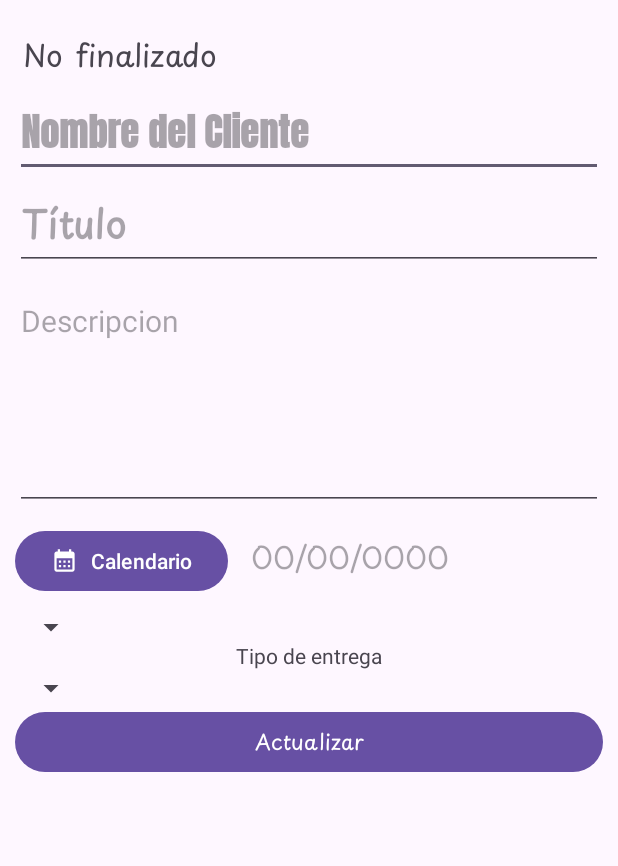
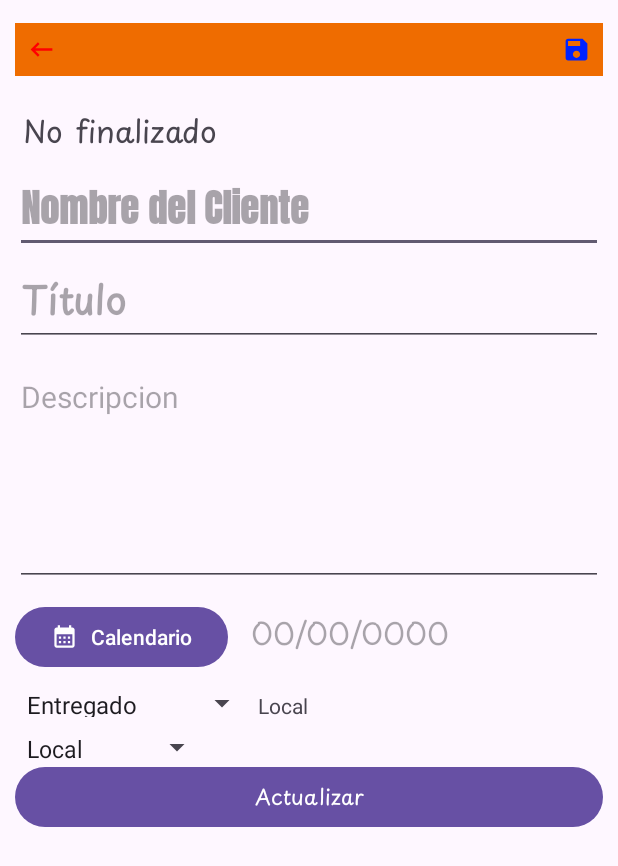
Before and after one commit to Xenia24/OrderEase, an Android app: the Actualizar_Pedidos screen opened directly, with no data from a screen before it, on a phone screen of 412 x 824 dp. Shown: the top 866 px of the screen. Run offline under Robolectric (Android 15) with nearby library versions, the light colour scheme and no system bars; 8 statements that could not run were skipped.

Commit message:
Actualizar_N

```diff
--- a/app/src/main/java/com/example/agenda_panaderia/Pedidos/Actualizar_Pedidos.java
+++ b/app/src/main/java/com/example/agenda_panaderia/Pedidos/Actualizar_Pedidos.java
@@ -1,46 +1,27 @@
 package com.example.agenda_panaderia.Pedidos;
 
-import androidx.annotation.NonNull;
 import androidx.appcompat.app.AppCompatActivity;
 
-import android.app.DatePickerDialog;
-import android.content.Intent;
 import android.os.Bundle;
 import android.view.View;
 import android.widget.AdapterView;
 import android.widget.ArrayAdapter;
 import android.widget.Button;
-import android.widget.DatePicker;
 import android.widget.EditText;
-import android.widget.ImageView;
 import android.widget.RadioButton;
 import android.widget.RadioGroup;
 import android.widget.Spinner;
 import android.widget.TextView;
-import android.widget.Toast;
 
-import com.example.agenda_panaderia.Menu_Principal;
 import com.example.agenda_panaderia.R;
-import com.google.firebase.auth.FirebaseAuth;
-import com.google.firebase.auth.FirebaseUser;
-import com.google.firebase.database.DataSnapshot;
-import com.google.firebase.database.DatabaseError;
-import com.google.firebase.database.DatabaseReference;
-import com.google.firebase.database.FirebaseDatabase;
-import com.google.firebase.database.Query;
-import com.google.firebase.database.ValueEventListener;
 
-import java.util.Calendar;
+public class Actualizar_Pedidos extends AppCompatActivity implements AdapterView.OnItemSelectedListener, AdapterView.OnItemClickListener {
+    TextView Id_nota_A, Uid_Usuario_A, Fecha_registro_A, Estado_A, Fecha_A, Estado_nuevo, Estado_nuevo2;
+    EditText Titulo_A,Descripcion_A;
+    Button Btn_Calendario_A;
 
-public class Actualizar_Pedidos extends AppCompatActivity{
-    TextView Id_pedido_A, Uid_Usuario_A, Fecha_registro_A, Estado_A, Fecha_A, Estado_nuevo;
-    EditText Titulo_A,Descripcion_A, Nombre_Cliente_A;
-    Button Btn_Calendario_A, Btn_Actualizar_P_A;
-    RadioGroup formaRadioGroup2;
-    RadioButton Local2, Domicilio2;
     Spinner Spinner_estado, Spinner_estado_2;
-
-    String id_pedido_R, uid_usuario_R,nombre_R , fecha_registro_R, estado_R, fecha_R,estado_n_R, titulo_R,descripcion_R;
+    String id_pedido_R, uid_usuario_R, fecha_registro_R, estado_P_R, fecha_R,estado_n_R, titulo_R,descripcion_R,tipo_pedido_R;
 
     @Override
     protected void onCreate(Bundle savedInstanceState) {
@@ -49,10 +30,11 @@ public class Actualizar_Pedidos extends AppCompatActivity{
         InicializarVistas();
         RecuperarDatos();
         SetearDatos();
-
+        Spinner_Estado();
+        Spinner_Pedido();
     }
     private void InicializarVistas(){
-        Id_pedido_A =findViewById(R.id.Id_pedido_A);
+        Id_nota_A =findViewById(R.id.Id_pedido_A);
         Uid_Usuario_A=findViewById(R.id.Uid_Usuario_A);
         Estado_A=findViewById(R.id.Estado_A);
         Fecha_A=findViewById(R.id.Fecha_A);
@@ -60,41 +42,86 @@ public class Actualizar_Pedidos extends AppCompatActivity{
         Titulo_A=findViewById(R.id.Titulo_A);
         Descripcion_A=findViewById(R.id.Descripcion_A);
         Btn_Calendario_A=findViewById(R.id.Btn_Calendario_A);
-        Nombre_Cliente_A=findViewById(R.id.Nombre_Cliente_A);
-//        formaRadioGroup2=findViewById(R.id.formaRadioGroup2);
-//        Local2=findViewById(R.id.Local2);
-//        Domicilio2=findViewById(R.id.Domicilio2);
+        Spinner_estado_2=findViewById(R.id.Spinner_estado_2);
         Spinner_estado=findViewById(R.id.Spinner_estado);
-        Spinner_estado_2=findViewById(R.id.Spinner_estado_2);
         Fecha_registro_A=findViewById(R.id.Fecha_registro_A);
-        Btn_Actualizar_P_A = findViewById(R.id.Btn_Actualizar_P_A);
-
-
-
+        Estado_nuevo2=findViewById(R.id.Estado_nuevo2);
     }
     private void RecuperarDatos(){
         Bundle intent= getIntent().getExtras();
         id_pedido_R= intent.getString("id_pedido");
         uid_usuario_R= intent.getString("uid_usuario");
-        nombre_R = intent.getString("nombre_usuario");
         fecha_registro_R= intent.getString("fecha_registro");
         estado_n_R= intent.getString("estado");
         fecha_R= intent.getString("fecha_pedido");
         titulo_R= intent.getString("titulo");
         descripcion_R= intent.getString("descripcion");
+        tipo_pedido_R=intent.getString("forma_entrega");
 
 
     }
     private void  SetearDatos(){
-        Id_pedido_A.setText(id_pedido_R);
+        Id_nota_A.setText(id_pedido_R);
         Uid_Usuario_A.setText(uid_usuario_R);
-        Nombre_Cliente_A.setText(nombre_R);
         Fecha_A.setText(fecha_R);
         Fecha_registro_A.setText(fecha_registro_R);
         Estado_nuevo.setText(estado_n_R);
         Fecha_A.setText(fecha_R);
         Titulo_A.setText(titulo_R);
         Descripcion_A.setText(descripcion_R);
+        Estado_nuevo2.setText(tipo_pedido_R);
+
+
+
+    }
+    private void Spinner_Estado(){
+        ArrayAdapter<CharSequence> adapter = ArrayAdapter.createFromResource(this,
+                R.array.Estados_pedido, android.R.layout.simple_spinner_item);
+        adapter.setDropDownViewResource(android.R.layout.simple_spinner_dropdown_item);
+        Spinner_estado.setAdapter(adapter);
+        Spinner_estado.setOnItemSelectedListener(this);
+
+
     }
 
+    @Override
+    public void onItemSelected(AdapterView<?> adapterView, View view, int i, long l) {
+        String ESTADO_ACTUAL = Estado_A.getText().toString();
+
+
+        String Posicion_1 = adapterView.getItemAtPosition(1).toString();
+
+        String estado_seleccionado = adapterView.getItemAtPosition(i).toString();
+        Estado_nuevo.setText(estado_seleccionado);
+
+        if (ESTADO_ACTUAL.equals("Entregado")){
+            Estado_nuevo.setText(Posicion_1);
+        }
+
+    }
+
+    @Override
+    public void onNothingSelected(AdapterView<?> parent) {
+
+    }
+    private void Spinner_Pedido(){
+
+        ArrayAdapter<CharSequence> adapter2=ArrayAdapter.createFromResource(this,R.array.Estados_pedido2, android.R.layout.simple_spinner_item);
+        adapter2.setDropDownViewResource(android.R.layout.simple_spinner_dropdown_item);
+        Spinner_estado_2.setAdapter(adapter2);
+        Spinner_estado_2.setOnItemSelectedListener(this);
+    }
+
+
+    @Override
+    public void onItemClick(AdapterView<?> adapterView, View view, int position, long id) {
+        String Estado_Pedido= Estado_nuevo2.getText().toString();
+        String Posicion_2= adapterView.getItemAtPosition(2).toString();
+        String estado_seleccionado2= adapterView.getItemAtPosition(position).toString();
+        Estado_nuevo2.setText(estado_seleccionado2);
+        if (Estado_Pedido.equals("Local")){
+            Estado_nuevo2.setText(Posicion_2);
+
+        }
+    }
 }
--- a/app/src/main/java/com/example/agenda_panaderia/Pedidos/Detalle_Pedido.java
+++ b/app/src/main/java/com/example/agenda_panaderia/Pedidos/Detalle_Pedido.java
@@ -25,7 +25,7 @@ import java.util.HashMap;
 public class Detalle_Pedido extends AppCompatActivity {
 
     String id_pedido, uid_usuario, nombre_usuario,fecha_registro, titulo, descripcion, fecha_pedido, forma_entrega,estado;
-    TextView Id_Pedido_Detalle, Id_Usuario_Detalle, Nombre_Detalle, Titulo_Detalle, Descripcion_Detalle, Fecha_Registro_Detalle, Fecha_Pedido_Detalle, Estado_Detalle;
+    TextView Id_Pedido_Detalle, Id_Usuario_Detalle, Nombre_Detalle, Titulo_Detalle, Descripcion_Detalle, Fecha_Registro_Detalle, Fecha_Pedido_Detalle, Estado_Detalle,Forma_entrega;
 
     FirebaseAuth firebaseAuth;
     Button Importante;
@@ -62,6 +62,7 @@ public class Detalle_Pedido extends AppCompatActivity {
         Fecha_Pedido_Detalle=findViewById(R.id.Fecha_Pedido_Detalle);
         Estado_Detalle=findViewById(R.id.Estado_Detalle);
         Importante = findViewById(R.id.Importantes);
+        Forma_entrega=findViewById(R.id.Forma_entrega);
 
 
 
@@ -91,6 +92,7 @@ public class Detalle_Pedido extends AppCompatActivity {
         Fecha_Registro_Detalle.setText(fecha_registro);
         Fecha_Pedido_Detalle.setText(fecha_pedido);
         Estado_Detalle.setText(estado);
+        Forma_entrega.setText(forma_entrega);
     }
 
     private void pedidos_importantes() {
--- a/app/src/main/res/layout/activity_actualizar_pedidos.xml
+++ b/app/src/main/res/layout/activity_actualizar_pedidos.xml
@@ -11,6 +11,35 @@
         android:layout_height="wrap_content"
         android:orientation="vertical"
         android:padding="10dp">
+        <androidx.constraintlayout.widget.ConstraintLayout
+            android:layout_width="match_parent"
+            android:layout_height="35dp"
+            android:layout_marginTop="5dp"
+            android:layout_marginBottom="10dp"
+            android:background="@color/md_orange_800"
+            app:layout_constraintEnd_toEndOf="parent"
+            app:layout_constraintTop_toTopOf="parent">
+
+            <ImageView
+                android:id="@+id/regresar"
+                android:layout_width="35dp"
+                android:layout_height="35dp"
+                android:padding="8dp"
+                android:src="@drawable/back"
+                app:layout_constraintStart_toStartOf="parent"
+                app:layout_constraintTop_toTopOf="parent"
+                />
+
+            <ImageView
+                android:id="@+id/Agregar_Pedido"
+                android:layout_width="35dp"
+                android:layout_height="35dp"
+                android:padding="8dp"
+                android:src="@drawable/save"
+                app:layout_constraintEnd_toEndOf="parent"
+                app:layout_constraintTop_toTopOf="parent"
+                />
+        </androidx.constraintlayout.widget.ConstraintLayout>
 
         <!--ID PEDIDO-->
         <TextView
@@ -74,6 +103,7 @@
                 android:layout_marginStart="5dp"
                 android:layout_width="wrap_content"
                 android:layout_height="wrap_content"/>
+
 
         </androidx.appcompat.widget.LinearLayoutCompat>
 
@@ -154,36 +184,24 @@
 
         </androidx.appcompat.widget.LinearLayoutCompat>
 
-        <TextView
-            android:layout_width="wrap_content"
+        <androidx.appcompat.widget.LinearLayoutCompat
+            android:layout_width="match_parent"
             android:layout_height="wrap_content"
-            android:layout_gravity="center"
-            android:text="Tipo de entrega"/>
+            android:orientation="horizontal"
+            android:layout_marginTop="10dp">
 
         <Spinner
             android:id="@+id/Spinner_estado_2"
             android:layout_width="wrap_content"
             android:layout_height="match_parent"/>
+        <TextView
+            android:id="@+id/Estado_nuevo2"
+            android:text="@string/Estado_nuevo"
+            android:layout_width="wrap_content"
+            android:layout_height="wrap_content"/>
+    </androidx.appcompat.widget.LinearLayoutCompat>
 
-        <!--        <RadioGroup-->
-<!--            android:id="@+id/formaRadioGroup2"-->
-<!--            android:layout_gravity="center"-->
-<!--            android:layout_width="wrap_content"-->
-<!--            android:layout_height="wrap_content">-->
 
-<!--            <RadioButton-->
-<!--                android:id="@+id/Local2"-->
-<!--                android:layout_width="wrap_content"-->
-<!--                android:layout_height="wrap_content"-->
-<!--                android:text="Local" />-->
-
-<!--            <RadioButton-->
-<!--                android:id="@+id/Domicilio2"-->
-<!--                android:layout_width="wrap_content"-->
-<!--                android:layout_height="wrap_content"-->
-<!--                android:text="Domicilio" />-->
-
-<!--        </RadioGroup>-->
 
         <Button
             android:id="@+id/Btn_Actualizar_P_A"
--- a/app/src/main/res/values/strings.xml
+++ b/app/src/main/res/values/strings.xml
@@ -19,6 +19,11 @@
     <string name="PasswordL">Contraseña</string>
     <string name="Btn_LoginI">Ingresar</string>
     <string name="UsuarioNuevo">No Tienes una Cuenta?. Registrate</string>
+    <!---SPINNER - ESTADO-->
+    <string-array name="Estados_pedido2">
+        <item>"Local"</item>
+        <item>"Domicilio"</item>
+    </string-array>
 
     <!--    MENU PRINCIPAL-->
     <string name="BienvenidoP">Bienvenido(a)</string>\
@@ -165,6 +170,7 @@
     <string name="Estado_A"> No finalizado</string>
     <string name="Estado_nuevo"> -- </string>
 
+
     <!--CUADRO DE DIÁLOGO - FILTRAR PEDIDOS-->
     <string name="FiltroTXT">Filtrar pedidos: </string>
     <string name="Todos_pedidos">Todos</string>
```
Also changed, not shown: app/src/main/res/layout/activity_detalle_pedido.xml (+33 -3 lines).
